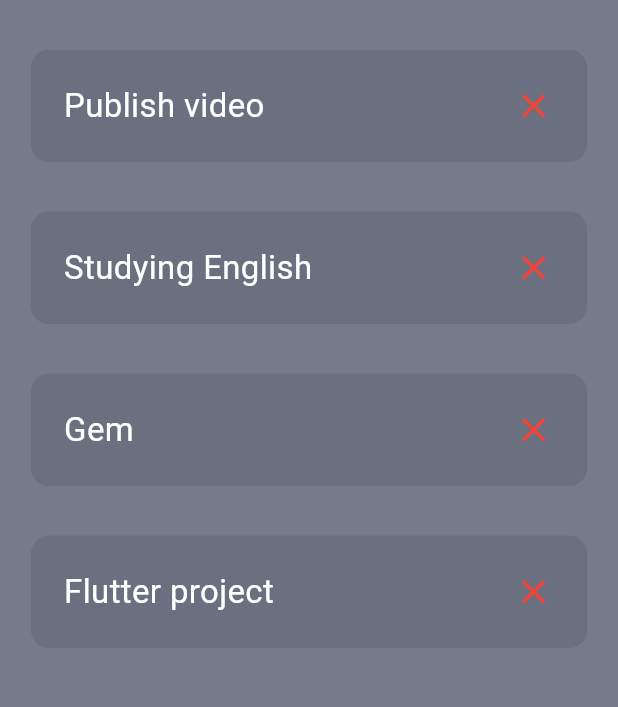
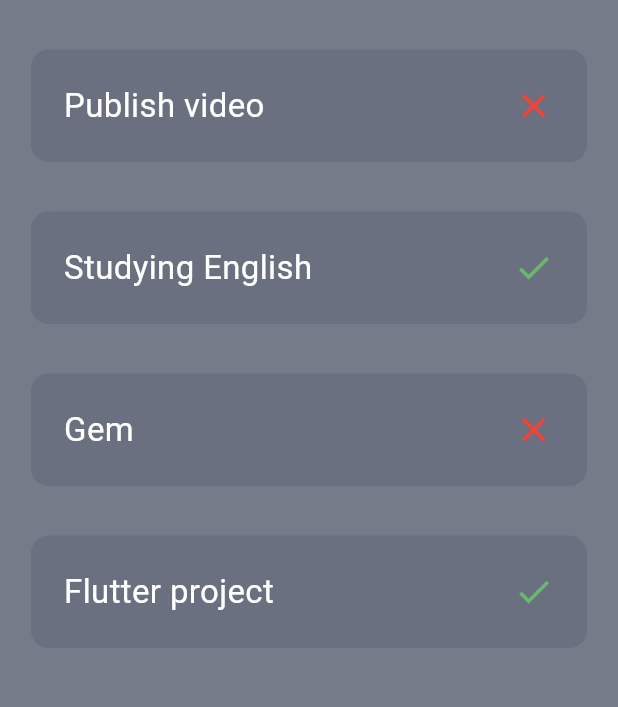
Before and after one commit to karoleenamin2002/ToDo-App, a Flutter app: the screen it shows after launch, on a phone screen of 412 x 824 dp, the part 84-791 px from its top. Run offline on Flutter 3.47's test engine with Material 3 defaults, Android fonts, the phone set to English and light mode, and no system bars.

Commit message:
change the icon between check or close (باستخدام قاعدة if المختصرة)

```diff
--- a/lib/main.dart
+++ b/lib/main.dart
@@ -62,7 +62,7 @@ class _ToDoState extends State<ToDo> {
         child: Column(
           crossAxisAlignment: CrossAxisAlignment.center,
           children: [
-            ...alltasks.map((item)=>Todocard(vartitle:item.title))
+            ...alltasks.map((item)=>Todocard(vartitle:item.title,doneOrnot:item.status))
           ],
         ),
       ),
--- a/lib/widgets/todo-card.dart
+++ b/lib/widgets/todo-card.dart
@@ -3,9 +3,11 @@
 import 'package:flutter/material.dart';
 
 class Todocard extends StatelessWidget {
-  const Todocard({super.key,required this.vartitle});
+  const Todocard({super.key,required this.vartitle,required this.doneOrnot});
 
 final String vartitle;
+final bool doneOrnot;
+
 
   @override
   Widget build(BuildContext context) {
@@ -24,11 +26,12 @@ final String vartitle;
               vartitle,
               style: TextStyle(color: Colors.white, fontSize: 22),
             ),
-            Icon(
-              Icons.close,
+              Icon(doneOrnot?  Icons.check:Icons.close,
+
               size: 27,
-              color: Colors.red,
+              color:doneOrnot? Colors.green[400]:Colors.red,
             )
+
           ],
         ),
       ),
```
